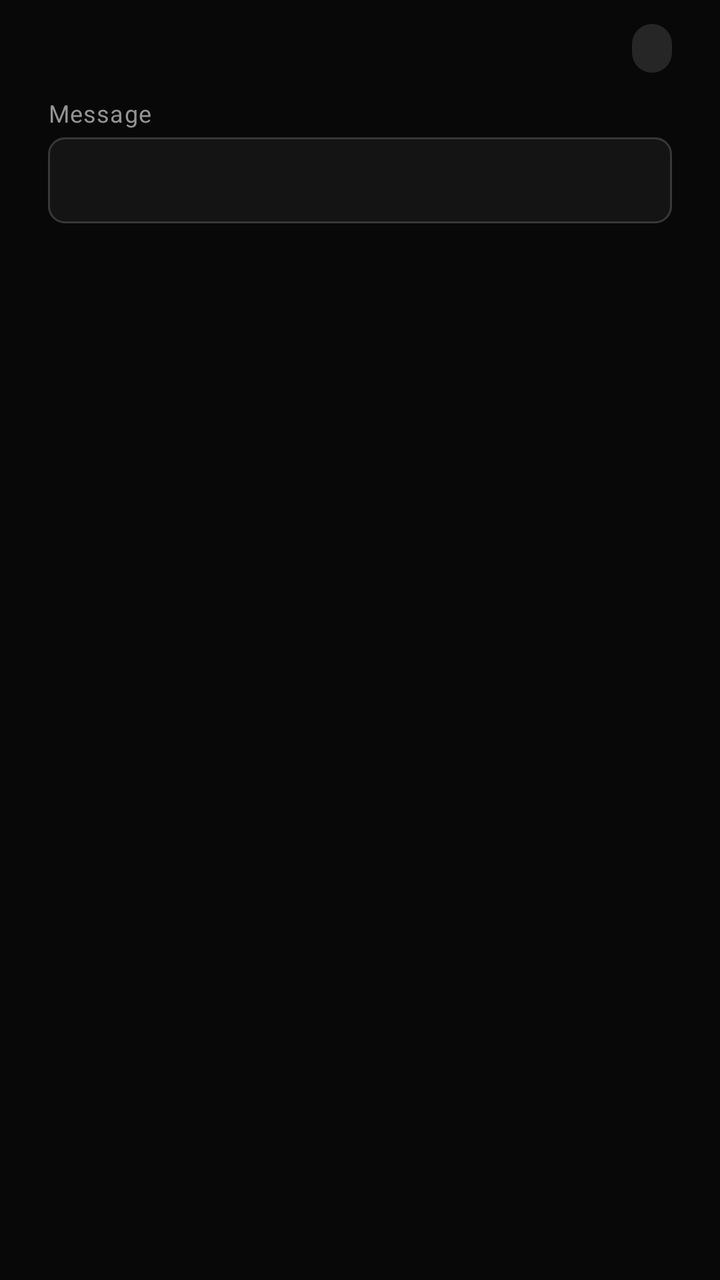
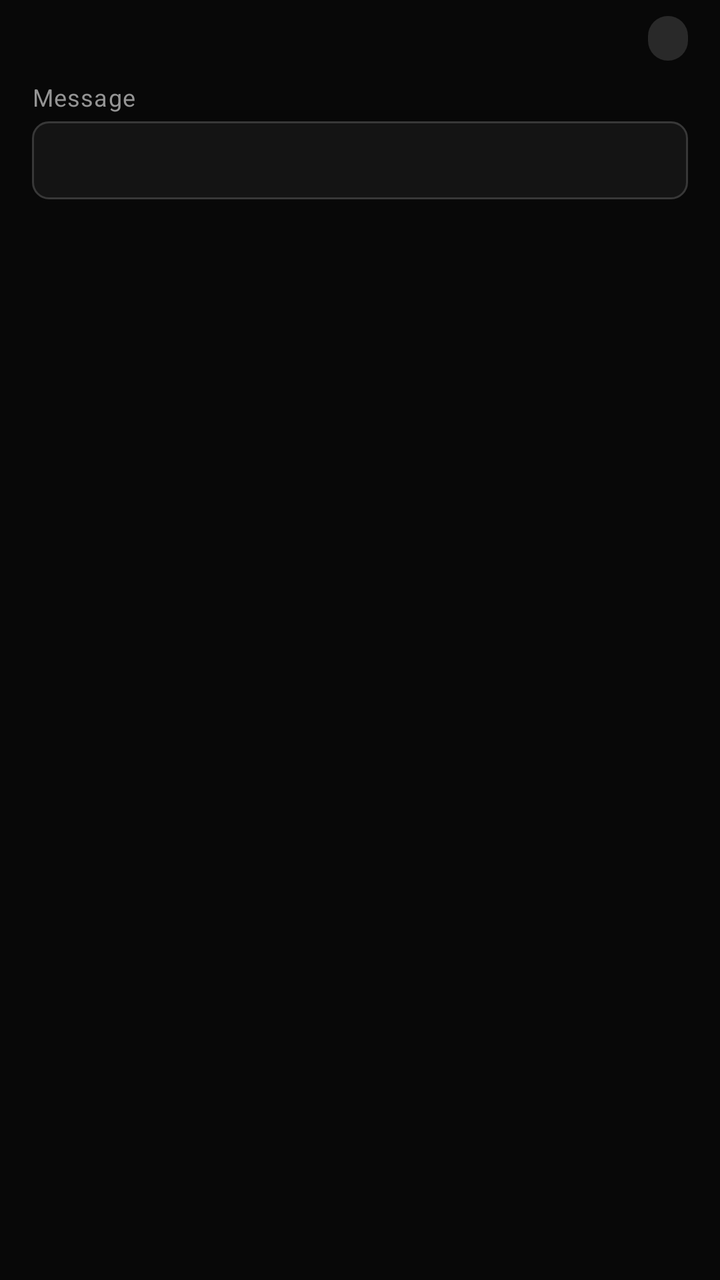

An Android layout rendered at two revisions. The XML below is the earlier revision; the diff shows what the commit changed to produce the second picture.
<!-- AndroidManifest.xml: application theme Theme.Sms -->
<!-- res/layout/dialog_sms_details.xml -->
<?xml version="1.0" encoding="utf-8"?>
<ScrollView xmlns:android="http://schemas.android.com/apk/res/android"
    android:layout_width="match_parent"
    android:layout_height="wrap_content"
    android:fillViewport="true">

    <LinearLayout
        android:layout_width="match_parent"
        android:layout_height="wrap_content"
        android:orientation="vertical"
        android:paddingHorizontal="@dimen/space_24"
        android:paddingTop="@dimen/space_12"
        android:paddingBottom="@dimen/space_8">

        
        <LinearLayout
            android:layout_width="match_parent"
            android:layout_height="wrap_content"
            android:gravity="center_vertical"
            android:orientation="horizontal">

            <TextView
                android:id="@+id/detailPhoneText"
                android:layout_width="0dp"
                android:layout_height="wrap_content"
                android:layout_weight="1"
                android:fontFamily="sans-serif-medium"
                android:textColor="@color/text_primary"
                android:textIsSelectable="true"
                android:textSize="15sp"
                android:textStyle="bold" />

            <TextView
                android:id="@+id/detailStatusBadge"
                android:layout_width="wrap_content"
                android:layout_height="wrap_content"
                android:background="@drawable/bg_pill_badge"
                android:paddingHorizontal="10dp"
                android:paddingVertical="4dp"
                android:textAppearance="@style/TextAppearance.App.StatusLabel" />

        </LinearLayout>

        
        <TextView
            android:layout_width="wrap_content"
            android:layout_height="wrap_content"
            android:layout_marginTop="@dimen/space_12"
            android:text="Message"
            android:textAppearance="@style/TextAppearance.App.Helper" />

        <TextView
            android:id="@+id/detailMessageText"
            android:layout_width="match_parent"
            android:layout_height="wrap_content"
            android:layout_marginTop="@dimen/space_4"
            android:background="@drawable/bg_endpoint_box"
            android:padding="@dimen/space_12"
            android:textAppearance="@style/TextAppearance.App.BodyPrimary"
            android:textIsSelectable="true" />

        
        <TextView
            android:id="@+id/detailMetadataText"
            android:layout_width="match_parent"
            android:layout_height="wrap_content"
            android:layout_marginTop="@dimen/space_12"
            android:fontFamily="monospace"
            android:lineSpacingMultiplier="1.4"
            android:textColor="@color/text_secondary"
            android:textIsSelectable="true"
            android:textSize="12sp" />

    </LinearLayout>

</ScrollView>
<!-- resources referenced by this layout -->
<resources>
  <dimen name="space_24">24dp</dimen>
  <style name="TextAppearance.App.BodyPrimary" parent="TextAppearance.Material3.BodyMedium">
          <item name="android:textSize">14sp</item>
          <item name="android:textColor">@color/text_primary</item>
          <item name="android:lineSpacingMultiplier">1.35</item>
      </style>
  <color name="bg_elevated">#262626</color>
  <style name="Base.Theme.Sms" parent="Theme.Material3.Dark.NoActionBar">
          <item name="colorPrimary">@color/accent_primary</item>
          <item name="colorOnPrimary">@color/accent_on_primary</item>
          <item name="colorPrimaryContainer">@color/bg_elevated</item>
          <item name="colorOnPrimaryContainer">@color/text_primary</item>
  
          <item name="colorSecondary">@color/accent_link</item>
          <item name="colorOnSecondary">@color/bg_app</item>
          <item name="colorSecondaryContainer">@color/bg_elevated</item>
          <item name="colorOnSecondaryContainer">@color/text_primary</item>
  
          <item name="android:colorBackground">@color/bg_app</item>
          <item name="colorOnBackground">@color/text_primary</item>
          <item name="colorSurface">@color/bg_card</item>
          <item name="colorOnSurface">@color/text_primary</item>
          <item name="colorSurfaceVariant">@color/bg_elevated</item>
          <item name="colorOnSurfaceVariant">@color/text_secondary</item>
          <item name="colorSurfaceContainer">@color/bg_card</item>
          <item name="colorSurfaceContainerHigh">@color/bg_dialog</item>
          <item name="colorSurfaceContainerHighest">@color/bg_elevated</item>
  
          <item name="colorOutline">@color/border_default</item>
          <item name="colorOutlineVariant">@color/divider_subtle</item>
          <item name="colorError">@color/accent_error</item>
          <item name="colorOnError">@color/accent_on_primary</item>
  
          <item name="colorControlNormal">@color/text_secondary</item>
          <item name="colorControlActivated">@color/accent_link</item>
          <item name="android:textColorPrimary">@color/text_primary</item>
          <item name="android:textColorSecondary">@color/text_secondary</item>
          <item name="android:textColorHint">@color/text_placeholder</item>
  
          <item name="android:statusBarColor">@color/bg_header</item>
          <item name="android:navigationBarColor">@color/bg_app</item>
          <item name="android:windowLightStatusBar">false</item>
  
          <item name="materialAlertDialogTheme">@style/ThemeOverlay.App.MaterialAlertDialog</item>
      </style>
  <color name="bg_dialog">#262626</color>
  <style name="ThemeOverlay.App.MaterialAlertDialog" parent="ThemeOverlay.Material3.MaterialAlertDialog">
          <item name="colorSurface">@color/bg_dialog</item>
          <item name="colorSurfaceContainerHigh">@color/bg_dialog</item>
          <item name="colorOnSurface">@color/text_primary</item>
          <item name="colorOnSurfaceVariant">@color/text_secondary</item>
          <item name="shapeAppearanceOverlay">@style/ShapeAppearance.App.Dialog</item>
          <item name="materialAlertDialogTitleTextStyle">@style/Widget.App.Dialog.Title</item>
          <item name="materialAlertDialogBodyTextStyle">@style/Widget.App.Dialog.Body</item>
          <item name="buttonBarPositiveButtonStyle">@style/Widget.App.Button.DialogPositive</item>
          <item name="buttonBarNegativeButtonStyle">@style/Widget.App.Button.DialogNegative</item>
          <item name="buttonBarNeutralButtonStyle">@style/Widget.App.Button.DialogNeutral</item>
      </style>
  <style name="Widget.App.Dialog.Body" parent="MaterialAlertDialog.Material3.Body.Text">
          <item name="android:textSize">14sp</item>
          <item name="android:textColor">@color/text_secondary</item>
          <item name="android:lineSpacingMultiplier">1.35</item>
      </style>
  <dimen name="radius_dialog">16dp</dimen>
  <!-- unchanged entries left out for length: 30 -->
</resources>

<!-- the commit's change to res/layout/dialog_sms_details.xml (unified diff, before → after) -->
@@ -8,11 +8,10 @@
         android:layout_width="match_parent"
         android:layout_height="wrap_content"
         android:orientation="vertical"
-        android:paddingHorizontal="@dimen/space_24"
-        android:paddingTop="@dimen/space_12"
-        android:paddingBottom="@dimen/space_8">
+        android:paddingHorizontal="@dimen/space_16"
+        android:paddingTop="@dimen/space_8"
+        android:paddingBottom="@dimen/space_12">
 
-        
         <LinearLayout
             android:layout_width="match_parent"
             android:layout_height="wrap_content"
@@ -36,16 +35,15 @@
                 android:layout_height="wrap_content"
                 android:background="@drawable/bg_pill_badge"
                 android:paddingHorizontal="10dp"
-                android:paddingVertical="4dp"
+                android:paddingVertical="3dp"
                 android:textAppearance="@style/TextAppearance.App.StatusLabel" />
 
         </LinearLayout>
 
-        
         <TextView
             android:layout_width="wrap_content"
             android:layout_height="wrap_content"
-            android:layout_marginTop="@dimen/space_12"
+            android:layout_marginTop="@dimen/space_10"
             android:text="Message"
             android:textAppearance="@style/TextAppearance.App.Helper" />
 
@@ -55,18 +53,17 @@
             android:layout_height="wrap_content"
             android:layout_marginTop="@dimen/space_4"
             android:background="@drawable/bg_endpoint_box"
-            android:padding="@dimen/space_12"
+            android:padding="@dimen/space_10"
             android:textAppearance="@style/TextAppearance.App.BodyPrimary"
             android:textIsSelectable="true" />
 
-        
         <TextView
             android:id="@+id/detailMetadataText"
             android:layout_width="match_parent"
             android:layout_height="wrap_content"
-            android:layout_marginTop="@dimen/space_12"
+            android:layout_marginTop="@dimen/space_10"
             android:fontFamily="monospace"
-            android:lineSpacingMultiplier="1.4"
+            android:lineSpacingMultiplier="1.35"
             android:textColor="@color/text_secondary"
             android:textIsSelectable="true"
             android:textSize="12sp" />
<!-- resource entries referenced after the edit -->
@@ -1,12 +1,13 @@
 <!-- resources referenced by this layout -->
 <resources>
-  <dimen name="space_24">24dp</dimen>
+  <dimen name="space_10">10dp</dimen>
+  <dimen name="space_16">16dp</dimen>
   <style name="TextAppearance.App.BodyPrimary" parent="TextAppearance.Material3.BodyMedium">
           <item name="android:textSize">14sp</item>
           <item name="android:textColor">@color/text_primary</item>
-          <item name="android:lineSpacingMultiplier">1.35</item>
+          <item name="android:lineSpacingMultiplier">1.3</item>
       </style>
-  <color name="bg_elevated">#262626</color>
+  <color name="bg_elevated">#292929</color>
   <style name="Base.Theme.Sms" parent="Theme.Material3.Dark.NoActionBar">
           <item name="colorPrimary">@color/accent_primary</item>
           <item name="colorOnPrimary">@color/accent_on_primary</item>
@@ -25,8 +26,13 @@
           <item name="colorSurfaceVariant">@color/bg_elevated</item>
           <item name="colorOnSurfaceVariant">@color/text_secondary</item>
           <item name="colorSurfaceContainer">@color/bg_card</item>
+          <item name="colorSurfaceContainerLow">@color/bg_card</item>
           <item name="colorSurfaceContainerHigh">@color/bg_dialog</item>
           <item name="colorSurfaceContainerHighest">@color/bg_elevated</item>
+  
+          
+          <item name="elevationOverlayEnabled">false</item>
+          <item name="elevationOverlayColor">@android:color/transparent</item>
   
           <item name="colorOutline">@color/border_default</item>
           <item name="colorOutlineVariant">@color/divider_subtle</item>
@@ -45,12 +51,15 @@
   
           <item name="materialAlertDialogTheme">@style/ThemeOverlay.App.MaterialAlertDialog</item>
       </style>
-  <color name="bg_dialog">#262626</color>
+  <color name="bg_dialog">#242424</color>
   <style name="ThemeOverlay.App.MaterialAlertDialog" parent="ThemeOverlay.Material3.MaterialAlertDialog">
           <item name="colorSurface">@color/bg_dialog</item>
           <item name="colorSurfaceContainerHigh">@color/bg_dialog</item>
+          <item name="colorSurfaceContainer">@color/bg_dialog</item>
           <item name="colorOnSurface">@color/text_primary</item>
           <item name="colorOnSurfaceVariant">@color/text_secondary</item>
+          <item name="elevationOverlayEnabled">false</item>
+          <item name="elevationOverlayColor">@android:color/transparent</item>
           <item name="shapeAppearanceOverlay">@style/ShapeAppearance.App.Dialog</item>
           <item name="materialAlertDialogTitleTextStyle">@style/Widget.App.Dialog.Title</item>
           <item name="materialAlertDialogBodyTextStyle">@style/Widget.App.Dialog.Body</item>
@@ -61,9 +70,9 @@
   <style name="Widget.App.Dialog.Body" parent="MaterialAlertDialog.Material3.Body.Text">
           <item name="android:textSize">14sp</item>
           <item name="android:textColor">@color/text_secondary</item>
-          <item name="android:lineSpacingMultiplier">1.35</item>
+          <item name="android:lineSpacingMultiplier">1.3</item>
       </style>
-  <dimen name="radius_dialog">16dp</dimen>
+  <dimen name="radius_dialog">14dp</dimen>
   <!-- unchanged entries left out for length: 30 -->
 </resources>
 
